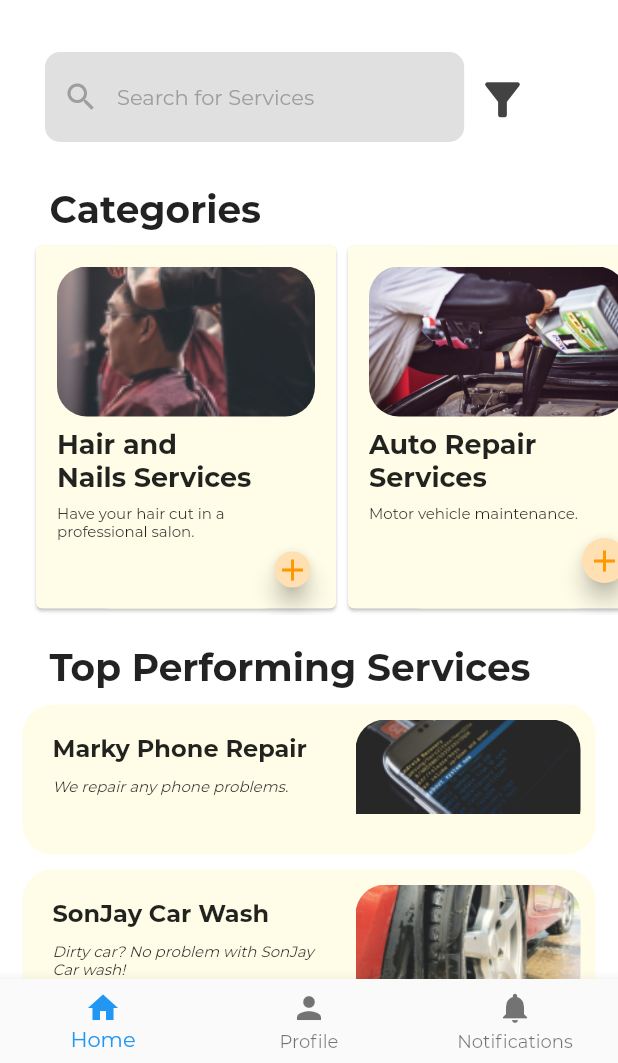
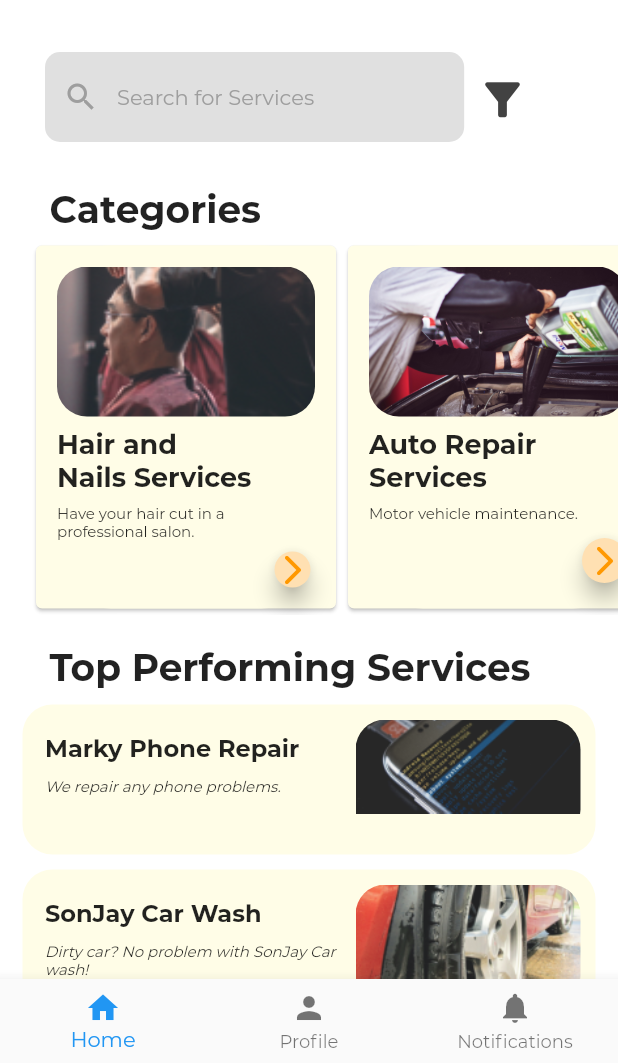
Before and after one commit to HilaLi-Tech/Busy-PH, a Flutter app: the screen it shows after launch, on a phone screen of 412 x 824 dp, the part 173-1236 px from its top. Run offline on Flutter 3.47's test engine with Material 2 defaults, Android fonts, the phone set to English and light mode, and no system bars.

```diff
--- a/lib/cards/category_card.dart
+++ b/lib/cards/category_card.dart
@@ -62,16 +62,21 @@ class CategoryCard extends StatelessWidget {
                       ),
                       Expanded( child: Row(
                           mainAxisAlignment: MainAxisAlignment.end,
-                          children: [Container(
+                          children: [
+                            Container(
                               height: 30,
                               width: 30,
                               child:
                               FloatingActionButton(
                                 onPressed: () {},
-                                child: Icon(Icons.add,
+                                child: Icon(Icons.arrow_forward_ios_rounded,
                                     color: Colors.orange[500]),
                                 backgroundColor: Colors.orange[100],
-                              ))]))
+                              )
+                            )
+                          ]
+                      )
+                      )
                     ],
                   )),
               elevation: 0),
--- a/lib/cards/long_card.dart
+++ b/lib/cards/long_card.dart
@@ -16,9 +16,11 @@ class LongCard extends StatelessWidget {
         borderRadius: BorderRadius.circular(20),
       ),
       child: Row(
+        crossAxisAlignment: CrossAxisAlignment.center,
+          mainAxisAlignment: MainAxisAlignment.center,
           children: [
             Expanded(child: Container(
-                margin: EdgeInsets.only(top:20, left: 20),
+                margin: EdgeInsets.only(top:20, left: 15),
                 child: Column(
                     crossAxisAlignment: CrossAxisAlignment.start,
                     children: [
@@ -36,7 +38,25 @@ class LongCard extends StatelessWidget {
                           style: TextStyle(
                               fontSize: 10,
                             fontStyle: FontStyle.italic,
-                          ))]))),
+                          )),
+                      SizedBox(
+                        height: 10,
+                      ),
+                      // Container(
+                      //     height: 25,
+                      //     width: 25,
+                      //     child:
+                      //     FloatingActionButton(
+                      //       onPressed: () {},
+                      //       child: Icon(Icons.arrow_forward_ios_rounded,
+                      //           color: Colors.orange[500]),
+                      //       backgroundColor: Colors.orange[100],
+                      //     )
+                      // )
+                    ]
+                )
+            )
+            ),
             Container(
                 margin: EdgeInsets.all(10),
                 // height: 100,
--- a/lib/classes/Category.dart
+++ b/lib/classes/Category.dart
@@ -4,8 +4,9 @@ class Category {
   String image = "";
   String title = "";
   String description = "";
+  String route = "";
 
-  Category({required this.title, required this.description, required this.image}){
+  Category({required this.title, required this.description, required this.image, required this.route}){
     this.image = "assets/images/"+ image;
   }
 }
--- a/lib/pages/home_page.dart
+++ b/lib/pages/home_page.dart
@@ -1,7 +1,6 @@
 import 'package:flutter/material.dart';
 import 'package:build_ph/cards/long_card.dart';
 import 'package:flutter/cupertino.dart';
-import 'package:flutter/material.dart';
 import '../classes/Category.dart';
 import '../cards/category_card.dart';
 import '../cards/long_card.dart';
@@ -38,17 +37,17 @@ class MyHomePage extends StatefulWidget {
 
 class _MyHomePageState extends State<MyHomePage> {
   List<Category> categories = [
-    Category(title: "Hair and\nNails Services", description: "Have your hair cut in a professional salon.", image: "Salon.png"),
-    Category(title: "Auto Repair Services", description: "Motor vehicle maintenance.", image: "Auto.jpg"),
-    Category(title: "Plumbing\nRepair", description: "For all of your plumbing needs.", image: "Pipes.png"),
-    Category(title: "Laundry and Dry Cleaning", description: "Add shine to your clothing!", image: "Laundry.jpg"),
-    Category(title: "Sewing and Alteration", description: "Sewing and alteration for your fashion needs.", image: "Tailoring.jpg"),
+    Category(title: "Hair and\nNails Services", description: "Have your hair cut in a professional salon.", image: "Salon.png", route: "/salon_category"),
+    Category(title: "Auto Repair Services", description: "Motor vehicle maintenance.", image: "Auto.jpg", route: "/auto_category"),
+    Category(title: "Plumbing\nRepair", description: "For all of your plumbing needs.", image: "Pipes.png", route: "/pipes_category"),
+    Category(title: "Laundry and Dry Cleaning", description: "Add shine to your clothing!", image: "Laundry.jpg", route: "/laundry_category"),
+    Category(title: "Sewing and Alteration", description: "Sewing and alteration for your fashion needs.", image: "Tailoring.jpg", route: "tailoring_category"),
   ];
 
   List<Category> top_performing = [
-    Category(title: "Marky Phone Repair", description: "We repair any phone problems.", image: "Top_Phone_Repair.png"),
-    Category(title: "SonJay Car Wash", description: "Dirty car? No problem with SonJay Car wash!", image: "Top_Car_Wash.png"),
-    Category(title: "Pat'z Repair Shop", description: "Machines overheating? Systems crashing? We fix everything you need!", image: "Top_Repair_Shop.png")
+    Category(title: "Marky Phone Repair", description: "We repair any phone problems.", image: "Top_Phone_Repair.png", route: "/Marky"),
+    Category(title: "SonJay Car Wash", description: "Dirty car? No problem with SonJay Car wash!", image: "Top_Car_Wash.png", route: "/SonJay"),
+    Category(title: "Pat'z Repair Shop", description: "Machines overheating? Systems crashing? We fix everything you need!", image: "Top_Repair_Shop.png", route: "/Patz")
   ];
 
   Widget categoryTemplate(category){
@@ -153,7 +152,13 @@ class _MyHomePageState extends State<MyHomePage> {
                         child: ListView(
                           scrollDirection: Axis.horizontal,
                           // children: categories.map((category) => categoryTemplate(category)).toList(),
-                          children: categories.map((category) => CategoryCard(category: category)).toList(),
+                          children: categories.map((category) => CategoryCard(
+                              category: category,
+                          // goto: () {
+                          //       setState((){
+                          //       });
+                          // }
+                          )).toList(),
                         ))),
                 const Padding(
                   padding: const EdgeInsets.fromLTRB(33, 20, 0, 5),
```
Also changed, not shown: lib/pages/loading.dart (+75 -1 lines), pubspec.yaml (+1 -9 lines).
